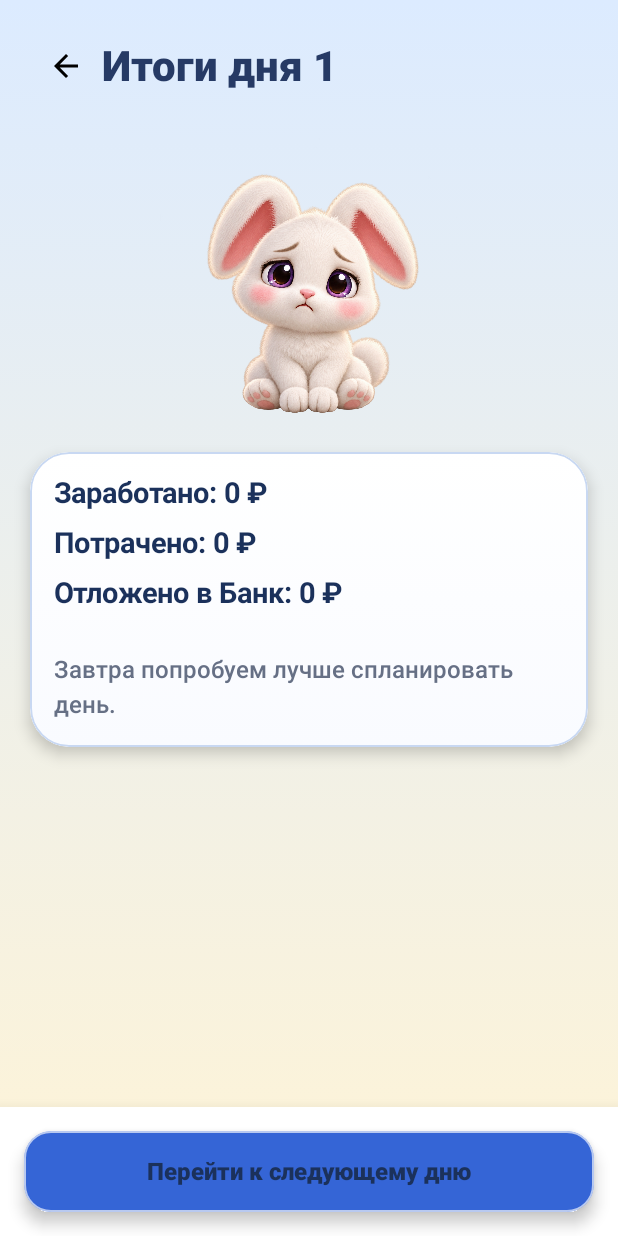
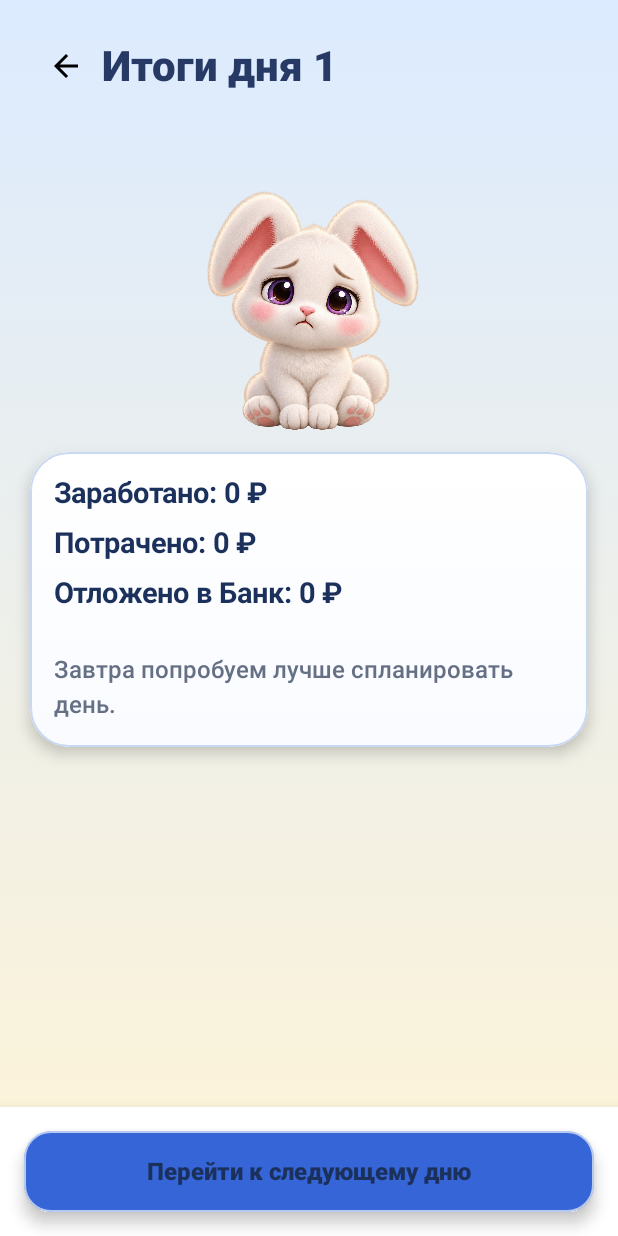
Before and after one commit to vorich8/finny-pet, an Android app built with Jetpack Compose: the DaySummaryScreen screen opened through its navigation route, on a phone screen of 412 x 824 dp. Run offline under Robolectric (Android 15) with nearby library versions, the phone set to English and light mode, and no system bars; our stand-ins replace Dagger/Hilt's generated code, Room's generated code.

Commit message:
Align pets to shared floor baseline

```diff
--- a/app/src/main/java/com/finny/pet/ui/components/Components.kt
+++ b/app/src/main/java/com/finny/pet/ui/components/Components.kt
@@ -73,10 +73,13 @@ import com.finny.pet.ui.screens.VisualPrefs
     Column(modifier, horizontalAlignment=Alignment.CenterHorizontally) {
         val petSize=sizeOverride?:when(stage.coerceIn(1,6)){1->170.dp;2->184.dp;3->196.dp;4->208.dp;5->220.dp;else->232.dp}
         val animate=VisualPrefs.animationsEnabled.value
+        // The source illustrations have different transparent bottom margins.
+        // Compensate per species so every pet's feet sit on the same baseline.
+        val baselineDrop=when(species){"rabbit","squirrel"->.055f;"hamster"->.075f;"axolotl"->.065f;"dragon"->.075f;else->.06f}
         // Keep the artwork and its accessory in one bounded layer. This avoids
         // transparent-padded accessory sprites spilling into adjacent panels on
         // devices with a different density/aspect ratio (notably BlueStacks).
-        Box(Modifier.size(petSize).clip(RoundedCornerShape(1.dp)).graphicsLayer{scaleX=if(animate)breathe else 1f;scaleY=if(animate)breathe else 1f;translationY=if(animate)floatY else 0f},contentAlignment=Alignment.BottomCenter){
+        Box(Modifier.size(petSize).offset(y=petSize*baselineDrop).clip(RoundedCornerShape(1.dp)).graphicsLayer{scaleX=if(animate)breathe else 1f;scaleY=if(animate)breathe else 1f;translationY=if(animate)floatY else 0f},contentAlignment=Alignment.BottomCenter){
             Image(painterResource(drawable),"Питомец $name, стадия $stage",Modifier.fillMaxSize(),contentScale=ContentScale.Fit)
             skinId?.takeIf{it in headAccessoryIds}?.let{PetSkinOverlay(it,species,petSize)}
         }
--- a/app/src/main/java/com/finny/pet/ui/screens/Screens.kt
+++ b/app/src/main/java/com/finny/pet/ui/screens/Screens.kt
@@ -182,7 +182,9 @@ import kotlinx.coroutines.delay
                 skinId = equippedSkin,
                 showLabels = false,
                 sizeOverride = safePetSize,
-                modifier = Modifier.clickable { FinnyAudio.play(FinnySfx.PET); onPet() }
+                modifier = Modifier
+                    .offset(y = middleHeight * .10f)
+                    .clickable { FinnyAudio.play(FinnySfx.PET); onPet() }
             )
         }
         Column(Modifier.fillMaxWidth().align(Alignment.BottomCenter).padding(start=14.dp,end=14.dp,bottom=8.dp),verticalArrangement=Arrangement.spacedBy(8.dp)){
```
